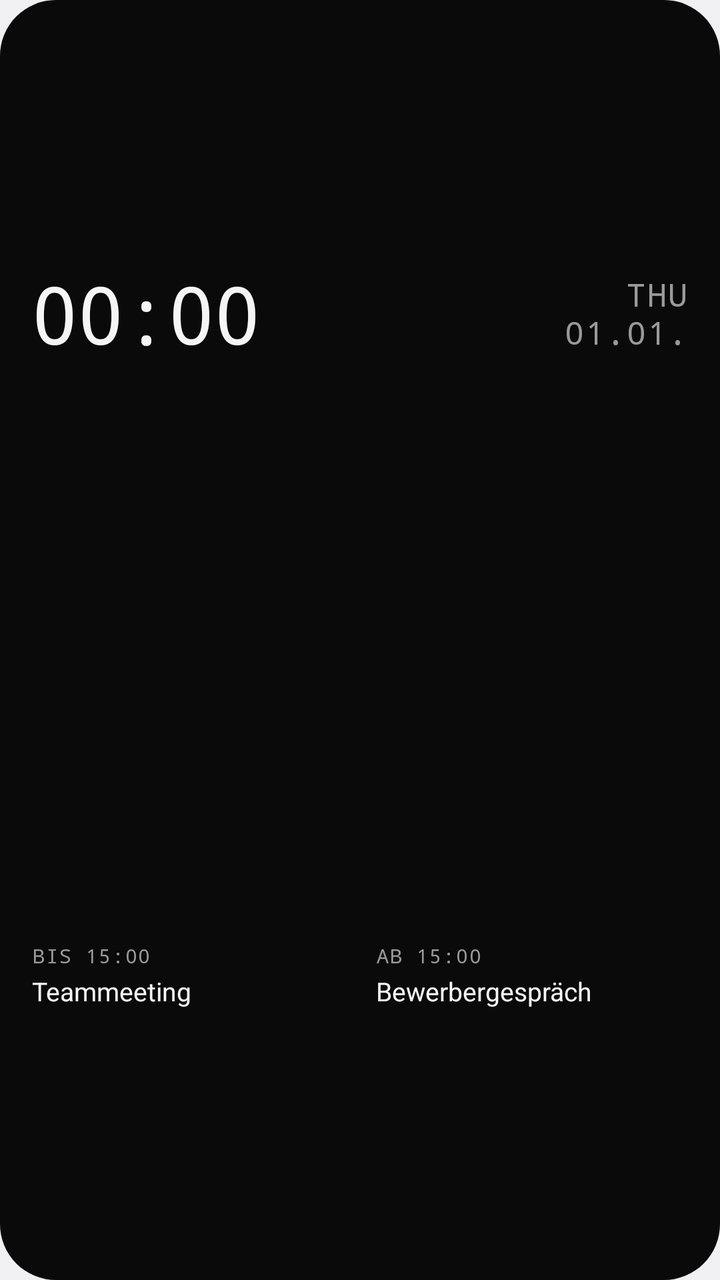
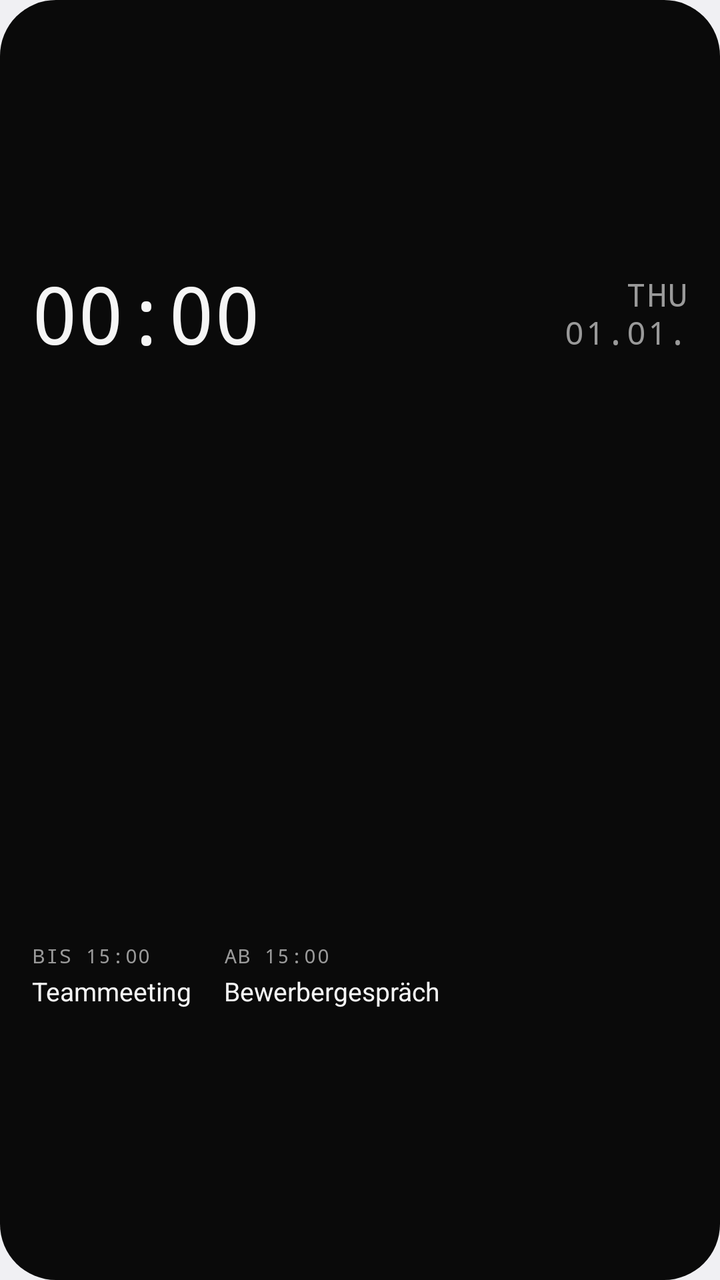

An Android layout rendered at two revisions. The XML below is the earlier revision; the diff shows what the commit changed to produce the second picture.
<!-- AndroidManifest.xml: application theme android:Theme.DeviceDefault.DayNight -->
<!-- res/layout/widget_day_bar_compact.xml -->
<?xml version="1.0" encoding="utf-8"?>
<FrameLayout xmlns:android="http://schemas.android.com/apk/res/android"
    android:id="@android:id/background"
    android:layout_width="match_parent"
    android:layout_height="match_parent">

    <ImageView
        android:id="@+id/db_bg_fill"
        android:layout_width="match_parent"
        android:layout_height="match_parent"
        android:importantForAccessibility="no"
        android:scaleType="fitXY"
        android:src="@drawable/widget_shape"
        android:tint="@color/mono_bg_solid" />

    <ImageView
        android:id="@+id/db_bg_stroke"
        android:layout_width="match_parent"
        android:layout_height="match_parent"
        android:importantForAccessibility="no"
        android:scaleType="fitXY"
        android:src="@drawable/widget_stroke"
        android:visibility="gone" />

    <LinearLayout
        android:layout_width="match_parent"
        android:layout_height="match_parent"
        android:orientation="vertical"
        android:paddingStart="16dp"
        android:paddingTop="8dp"
        android:paddingEnd="16dp"
        android:paddingBottom="8dp">

        
        <FrameLayout
            android:layout_width="match_parent"
            android:layout_height="0dp"
            android:layout_weight="1" />

        
        <LinearLayout
            android:layout_width="match_parent"
            android:layout_height="wrap_content"
            android:baselineAligned="true"
            android:orientation="horizontal">

            <TextClock
                android:id="@+id/db_clock"
                android:layout_width="wrap_content"
                android:layout_height="wrap_content"
                android:fontFamily="monospace"
                android:fontFeatureSettings="tnum"
                android:format12Hour="HH:mm"
                android:format24Hour="HH:mm"
                android:includeFontPadding="false"
                android:letterSpacing="-0.03"
                android:textColor="@color/mono_text"
                android:textSize="40sp" />

            <FrameLayout
                android:layout_width="0dp"
                android:layout_height="wrap_content"
                android:layout_weight="1" />

            
            <LinearLayout
                android:layout_width="wrap_content"
                android:layout_height="wrap_content"
                android:baselineAlignedChildIndex="1"
                android:gravity="end"
                android:orientation="vertical">

                <TextClock
                    android:id="@+id/db_weekday"
                    android:layout_width="wrap_content"
                    android:layout_height="wrap_content"
                    android:fontFamily="monospace"
                    android:format12Hour="EEE"
                    android:format24Hour="EEE"
                    android:includeFontPadding="false"
                    android:letterSpacing="0.04"
                    android:textAllCaps="true"
                    android:textColor="@color/mono_muted_solid"
                    android:textSize="16sp" />

                <TextClock
                    android:id="@+id/db_date"
                    android:layout_width="wrap_content"
                    android:layout_height="wrap_content"
                    android:fontFamily="monospace"
                    android:format12Hour="dd.MM."
                    android:format24Hour="dd.MM."
                    android:includeFontPadding="false"
                    android:letterSpacing="0.04"
                    android:textAllCaps="true"
                    android:textColor="@color/mono_muted_solid"
                    android:textSize="16sp" />
            </LinearLayout>
        </LinearLayout>

        <FrameLayout
            android:id="@+id/db_allday_gap"
            android:layout_width="match_parent"
            android:layout_height="0dp"
            android:layout_weight="1"
            android:visibility="gone" />

        
        <LinearLayout
            android:id="@+id/db_allday_row"
            android:layout_width="match_parent"
            android:layout_height="18dp"
            android:background="@drawable/capsule"
            android:backgroundTint="@color/mono_line_solid"
            android:gravity="center"
            android:orientation="horizontal"
            android:paddingStart="10dp"
            android:paddingEnd="10dp"
            android:visibility="gone">

            
            <LinearLayout
                android:layout_width="wrap_content"
                android:layout_height="wrap_content"
                android:orientation="horizontal">

                <TextView
                    android:id="@+id/db_allday_title"
                    android:layout_width="0dp"
                    android:layout_height="wrap_content"
                    android:layout_weight="1"
                    android:ellipsize="end"
                    android:maxLines="1"
                    android:text="Feiertag"
                    android:textColor="@color/mono_text"
                    android:textSize="11sp" />

                <TextView
                    android:id="@+id/db_allday_detail"
                    android:layout_width="wrap_content"
                    android:layout_height="wrap_content"
                    android:maxLines="1"
                    android:text=" · bis So."
                    android:textColor="@color/mono_muted_solid"
                    android:textSize="11sp"
                    android:visibility="gone" />
            </LinearLayout>
        </LinearLayout>

        <FrameLayout
            android:layout_width="match_parent"
            android:layout_height="0dp"
            android:layout_weight="1" />

        
        <ImageView
            android:id="@+id/db_timeline"
            android:layout_width="match_parent"
            android:layout_height="34dp"
            android:importantForAccessibility="no"
            android:scaleType="fitXY" />

        <FrameLayout
            android:layout_width="match_parent"
            android:layout_height="0dp"
            android:layout_weight="1" />

        
        <LinearLayout
            android:layout_width="match_parent"
            android:layout_height="wrap_content"
            android:orientation="horizontal">

            
            <LinearLayout
                android:id="@+id/db_footer_left"
                android:layout_width="0dp"
                android:layout_height="wrap_content"
                android:layout_weight="1"
                android:orientation="vertical">

                <TextView
                    android:id="@+id/db_current_label"
                    android:layout_width="wrap_content"
                    android:layout_height="wrap_content"
                    android:fontFamily="monospace"
                    android:letterSpacing="0.06"
                    android:maxLines="1"
                    android:text="BIS 15:00"
                    android:textColor="@color/mono_muted_solid"
                    android:textSize="10sp" />

                <TextView
                    android:id="@+id/db_current_title"
                    android:layout_width="match_parent"
                    android:layout_height="wrap_content"
                    android:layout_marginTop="2dp"
                    android:ellipsize="end"
                    android:maxLines="1"
                    android:text="Teammeeting"
                    android:textColor="@color/mono_text"
                    android:textSize="13sp" />
            </LinearLayout>

            
            <LinearLayout
                android:id="@+id/db_footer_right"
                android:layout_width="0dp"
                android:layout_height="wrap_content"
                android:layout_weight="1"
                android:layout_marginStart="16dp"
                android:orientation="vertical">

                <TextView
                    android:id="@+id/db_next_label"
                    android:layout_width="match_parent"
                    android:layout_height="wrap_content"
                    android:ellipsize="end"
                    android:fontFamily="monospace"
                    android:letterSpacing="0.06"
                    android:maxLines="1"
                    android:text="AB 15:00"
                    android:textColor="@color/mono_muted_solid"
                    android:textSize="10sp" />

                <TextView
                    android:id="@+id/db_next_title"
                    android:layout_width="match_parent"
                    android:layout_height="wrap_content"
                    android:layout_marginTop="2dp"
                    android:ellipsize="end"
                    android:maxLines="1"
                    android:text="Bewerbergespräch"
                    android:textColor="@color/mono_text"
                    android:textSize="13sp" />
            </LinearLayout>
        </LinearLayout>

        <FrameLayout
            android:layout_width="match_parent"
            android:layout_height="0dp"
            android:layout_weight="1" />
    </LinearLayout>
</FrameLayout>
<!-- resources referenced by this layout -->
<resources>
  <color name="mono_bg_solid">#FF0A0A0A</color>
  <color name="mono_line_solid">#FF2A2A2A</color>
  <color name="mono_muted_solid">#FF9A9A9A</color>
  <color name="mono_text">#FFF5F5F5</color>
  <!-- drawable capsule (drawable) -->
  <?xml version="1.0" encoding="utf-8"?>
  <shape xmlns:android="http://schemas.android.com/apk/res/android"
      android:shape="rectangle">
      <solid android:color="#FFFFFFFF" />
      <corners android:radius="999dp" />
  </shape>
  <!-- drawable widget_shape (drawable) -->
  <?xml version="1.0" encoding="utf-8"?>
  <shape xmlns:android="http://schemas.android.com/apk/res/android"
      android:shape="rectangle">
      <solid android:color="#FFFFFFFF" />
      <corners android:radius="@android:dimen/system_app_widget_background_radius" />
  </shape>
  <!-- drawable widget_stroke (drawable) -->
  <?xml version="1.0" encoding="utf-8"?>
  <shape xmlns:android="http://schemas.android.com/apk/res/android"
      android:shape="rectangle">
      <solid android:color="#00000000" />
      <stroke
          android:width="1dp"
          android:color="#29FFFFFF" />
      <corners android:radius="@android:dimen/system_app_widget_background_radius" />
  </shape>
</resources>

<!-- the commit's change to res/layout/widget_day_bar_compact.xml (unified diff, before → after) -->
@@ -174,15 +174,15 @@
             
             <LinearLayout
                 android:id="@+id/db_footer_left"
-                android:layout_width="0dp"
-                android:layout_height="wrap_content"
-                android:layout_weight="1"
+                android:layout_width="wrap_content"
+                android:layout_height="wrap_content"
                 android:orientation="vertical">
 
                 <TextView
                     android:id="@+id/db_current_label"
-                    android:layout_width="wrap_content"
-                    android:layout_height="wrap_content"
+                    android:layout_width="match_parent"
+                    android:layout_height="wrap_content"
+                    android:ellipsize="end"
                     android:fontFamily="monospace"
                     android:letterSpacing="0.06"
                     android:maxLines="1"
@@ -205,9 +205,8 @@
             
             <LinearLayout
                 android:id="@+id/db_footer_right"
-                android:layout_width="0dp"
-                android:layout_height="wrap_content"
-                android:layout_weight="1"
+                android:layout_width="wrap_content"
+                android:layout_height="wrap_content"
                 android:layout_marginStart="16dp"
                 android:orientation="vertical">
 
